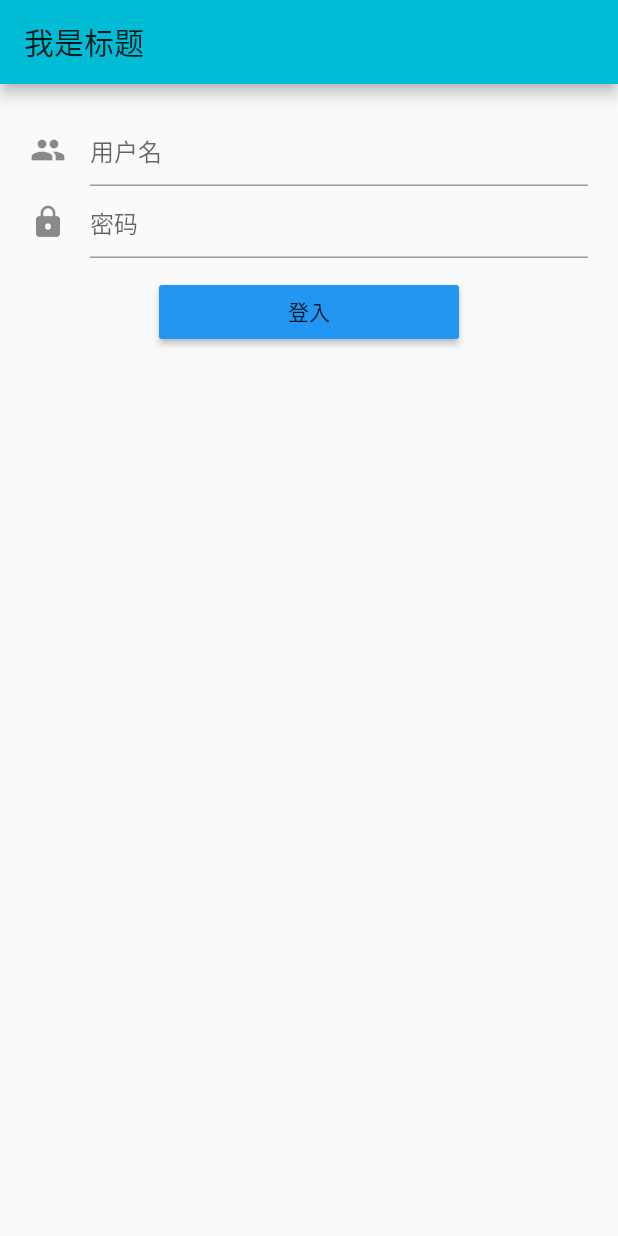
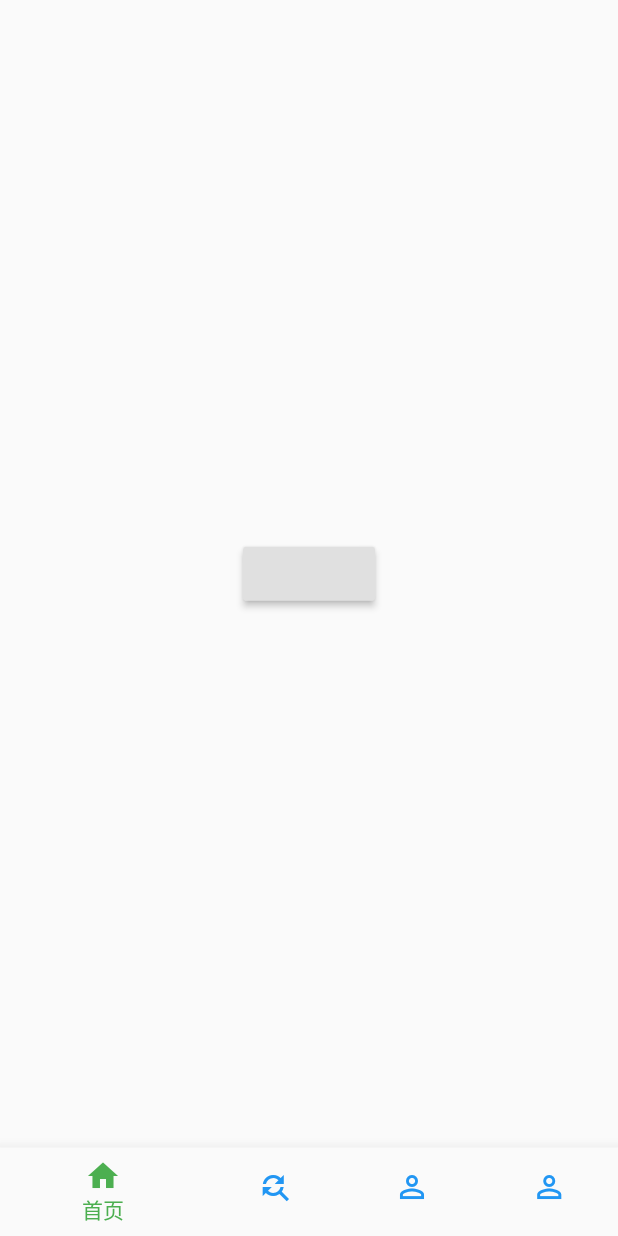
Before and after one commit to a479304861/flutter_domo1, a Flutter app: the screen it shows after launch, on a phone screen of 412 x 824 dp. Run offline on Flutter 3.47's test engine with Material 2 defaults, Android fonts, the phone set to English and light mode, and no system bars; our stand-ins replace cookie_jar, dio, dio_cookie_manager.

Commit message:
网络请求

```diff
--- /dev/null
+++ b/lib/doubanDemo/http/http_config.dart
@@ -0,0 +1,3 @@
+//const BASE_URL="http://10.170.85.188:8080";
+const BASE_URL="https://douban.uieee.com";
+const TIME_OUT=5000;
--- /dev/null
+++ b/lib/doubanDemo/page/HomePage.dart
@@ -0,0 +1,27 @@
+import 'package:flutter/material.dart';
+import 'package:flutter_domo1/doubanDemo/result/BaseResult.dart';
+import '../http/api.dart';
+
+class HomePage extends StatefulWidget {
+  @override
+  State<StatefulWidget> createState() {
+    return HomePageWidgetState();
+  }
+}
+
+class HomePageWidgetState extends State<HomePage> {
+  BaseResult response;
+  void hello() {
+    Api.get("/v2/movie/top250").then((value) {
+      print(value);
+    });
+  }
+
+  @override
+  Widget build(BuildContext context) {
+    return Center(
+      child: RaisedButton(
+        onPressed: hello,
+      ));
+  }
+}
--- /dev/null
+++ b/lib/doubanDemo/result/BaseResult.dart
@@ -0,0 +1,24 @@
+class BaseResult {
+  String message;
+  bool success;
+  int code;
+  dynamic data;
+
+  BaseResult({this.message, this.success, this.code, this.data});
+
+  BaseResult.fromJson(Map<String, dynamic> json) {
+    message = json['message'];
+    success = json['success'];
+    code = json['code'];
+    data = json['data'];
+  }
+
+  Map<String, dynamic> toJson() {
+    final Map<String, dynamic> data = new Map<String, dynamic>();
+    data['message'] = this.message;
+    data['success'] = this.success;
+    data['code'] = this.code;
+    data['data'] = this.data;
+    return data;
+  }
+}
--- a/lib/main/main.dart
+++ b/lib/main/main.dart
@@ -1,28 +1,66 @@
 import 'package:flutter/material.dart';
-import '../page/FormFieldDemo.dart';
+import 'package:flutter_domo1/doubanDemo/page/HomePage.dart';
+import 'package:flutter_domo1/doubanDemo/page/MePage.dart';
+import 'package:flutter_domo1/doubanDemo/page/MusicPage.dart';
+import 'package:flutter_domo1/doubanDemo/page/SearchPage.dart';
 
 
 main() {
   runApp(MyApp());
 }
 
-
 class MyApp extends StatelessWidget {
   @override
   Widget build(BuildContext context) {
     return MaterialApp(
-      title: 'Flutter Demo',    //多应用程序切换的标题
-      theme: ThemeData(
-        primarySwatch: Colors.cyan,
-      ),
-      home: MyHomePage(title: '我是标题'),
+      title: "Flutter Demo", //多应用程序切换的标题
+      theme: ThemeData(primarySwatch: Colors.green),
+      home: MyStackPage(),
     );
   }
 }
-class MyHomePage extends StatefulWidget {
-  MyHomePage({Key key, this.title}) : super(key: key);
-  final String title;
+
+class MyStackPage extends StatefulWidget {
+  @override
+  State<StatefulWidget> createState() {
+    return MyStackPageState();
+  }
+}
+
+class MyStackPageState extends State<MyStackPage> {
+  List<BottomNavigationBarItem> list = new List<BottomNavigationBarItem>();
+  int _curIndex;
 
   @override
-  MyHomePageState createState() => MyHomePageState();
+  void initState() {
+    super.initState();
+    list.add(BottomNavigationBarItem(icon: Icon(Icons.home), label: "首页"));
+    list.add(BottomNavigationBarItem(
+        icon: Icon(Icons.find_replace_sharp), label: "搜索"));
+    list.add(
+        BottomNavigationBarItem(icon: Icon(Icons.person_outline), label: "音乐"));
+    list.add(
+        BottomNavigationBarItem(icon: Icon(Icons.person_outline), label: "我的"));
+    _curIndex = 0;
+  }
+
+  @override
+  Widget build(BuildContext context) {
+    return Scaffold(
+        bottomNavigationBar: BottomNavigationBar(
+          items: list,
+          currentIndex: _curIndex,
+          selectedItemColor: Colors.green,
+          unselectedItemColor: Colors.blue,
+          onTap: (int index) {
+            setState(() {
+              _curIndex = index;
+            });
+          },
+        ),
+        body: IndexedStack(
+          index: _curIndex,
+          children: [HomePage(), SearchPage(), MusicPage(), MePage(),],
+        ));
+  }
 }
--- a/lib/page/ListViewDemo.dart
+++ /dev/null
@@ -1,59 +0,0 @@
-import 'package:flutter/material.dart';
-
-import '../main/main.dart';
-
-class MyHomePageState extends State<MyHomePage> {
-  @override
-  Widget build(BuildContext context) {
-    return Scaffold(
-      appBar: AppBar(
-        title: Text(widget.title),
-      ),
-      body: Center(
-          child: Padding(
-            padding: EdgeInsets.all(20),
-        child: ListView(
-          children: [
-            DataContent("hello", "hello",
-                "https://www.itying.com/themes/itying/images/typescript/flutter.png"),
-            DataContent("hello1", "hell1o",
-                "https://www.itying.com/themes/itying/images/typescript/flutter.png"),
-            DataContent("hell1o", "hel12o",
-                "https://www.itying.com/themes/itying/images/typescript/flutter.png"),
-          ],
-        ),
-      )),
-    );
-  }
-}
-
-class DataContent extends StatelessWidget {
-  final String subtitle;
-  final String imageUrl;
-  final String title;
-
-  @override
-  Widget build(BuildContext context) {
-
-    return Container(
-      padding: EdgeInsets.all(5),
-      decoration: BoxDecoration(
-        border: Border.all(
-          width: 2
-        )
-      ),
-      child: Column(
-        children: [
-          Text(
-            title,
-            style: TextStyle(fontSize: 28),
-          ),
-          Text(subtitle),
-          Image.network(imageUrl),
-        ],
-      ),
-    );
-  }
-
-  DataContent(this.title, this.subtitle, this.imageUrl);
-}
--- a/lib/page/ButtonDemo.dart
+++ b/lib/smallDemo/ButtonDemo.dart
@@ -1,16 +1,7 @@
 import 'package:flutter/material.dart';
 
-import '../main/main.dart';
 
-class MyHomePageState extends State<MyHomePage> {
-  @override
-  Widget build(BuildContext context) {
-    return Scaffold(
-      appBar: AppBar(title: Text(widget.title), iconTheme: IconThemeData()),
-      body: DataContent(),
-    );
-  }
-}
+
 
 class DataContent extends StatelessWidget {
   @override
--- a/lib/page/FormFieldDemo.dart
+++ b/lib/smallDemo/FormFieldDemo.dart
@@ -1,16 +1,6 @@
 import 'package:flutter/material.dart';
 
-import '../main/main.dart';
 
-class MyHomePageState extends State<MyHomePage> {
-  @override
-  Widget build(BuildContext context) {
-    return Scaffold(
-      appBar: AppBar(title: Text(widget.title), iconTheme: IconThemeData()),
-      body: DataContent(),
-    );
-  }
-}
 
 class DataContent extends StatefulWidget {
   @override
--- a/lib/page/ImageDemo.dart
+++ b/lib/smallDemo/ImageDemo.dart
@@ -1,16 +1,6 @@
 import 'package:flutter/material.dart';
 
-import '../main/main.dart';
 
-class MyHomePageState extends State<MyHomePage> {
-  @override
-  Widget build(BuildContext context) {
-    return Scaffold(
-      appBar: AppBar(title: Text(widget.title), iconTheme: IconThemeData()),
-      body: DataContent(),
-    );
-  }
-}
 
 class DataContent extends StatelessWidget {
   @override
--- a/lib/page/TextFieldDemo.dart
+++ b/lib/smallDemo/TextFieldDemo.dart
@@ -1,16 +1,7 @@
 import 'package:flutter/material.dart';
 
-import '../main/main.dart';
 
-class MyHomePageState extends State<MyHomePage> {
-  @override
-  Widget build(BuildContext context) {
-    return Scaffold(
-      appBar: AppBar(title: Text(widget.title), iconTheme: IconThemeData()),
-      body: DataContent(),
-    );
-  }
-}
+
 
 class DataContent extends StatefulWidget {
   @override
--- a/lib/page/TextSpanDemo.dart
+++ b/lib/smallDemo/TextSpanDemo.dart
@@ -1,16 +1,7 @@
 import 'package:flutter/material.dart';
 
-import '../main/main.dart';
 
-class MyHomePageState extends State<MyHomePage> {
-  @override
-  Widget build(BuildContext context) {
-    return Scaffold(
-      appBar: AppBar(title: Text(widget.title), iconTheme: IconThemeData()),
-      body: DataContent(),
-    );
-  }
-}
+
 
 class DataContent extends StatelessWidget {
   @override
```
Also changed, not shown: lib/doubanDemo/http/api.dart (added, +42 -0 lines), lib/doubanDemo/page/MePage.dart (added, +22 -0 lines), lib/doubanDemo/page/MusicPage.dart (added, +22 -0 lines), lib/doubanDemo/page/SearchPage.dart (added, +22 -0 lines), lib/page/StatefulWidgetDemo.dart (deleted, +0 -77 lines), lib/smallDemo/ListViewDemo.dart (added, +60 -0 lines), lib/smallDemo/StatefulWidgetDemo.dart (added, +65 -0 lines), pubspec.yaml (+6 -54 lines), pubspec.lock, 3 other files.
